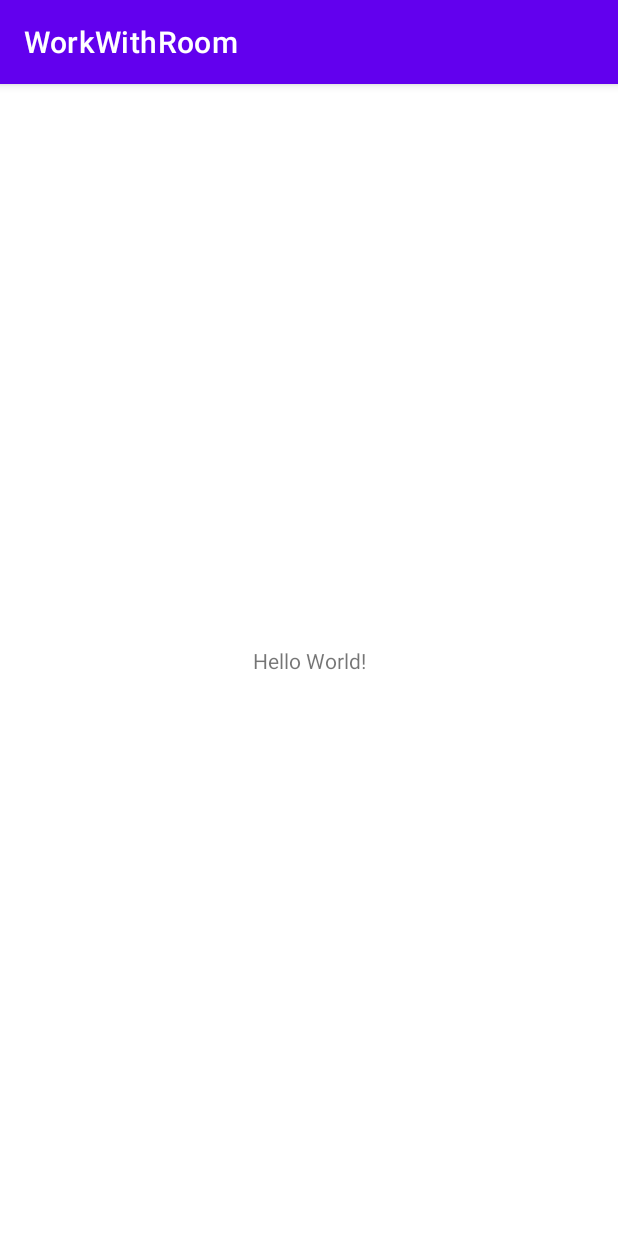
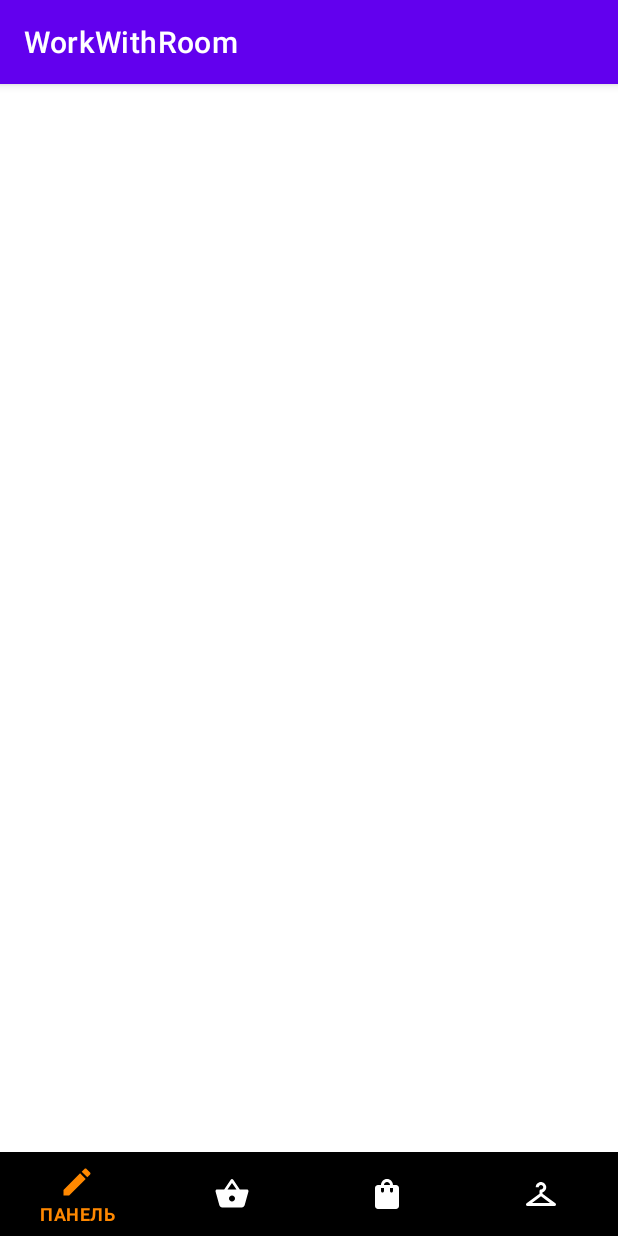
Before and after one commit to MikhailIgnatovich/WorkWithRoom, an Android app: the screen it shows after launch (MainActivity), on a phone screen of 412 x 824 dp. Run offline under Robolectric (Android 15) with nearby library versions, the phone set to English and light mode, and no system bars; our stand-ins replace data binding.

Commit message:
Сделал разметку activityMain и добавил bottom_menu.xml

```diff
--- /dev/null
+++ b/app/src/main/res/color/color_tab.xml
@@ -0,0 +1,5 @@
+<?xml version="1.0" encoding="utf-8"?>
+<selector xmlns:android="http://schemas.android.com/apk/res/android">
+    <item android:color="@android:color/holo_orange_dark" android:state_selected="true"/>
+    <item android:color="@color/white" android:state_checked="false"/>
+</selector>
--- /dev/null
+++ b/app/src/main/res/drawable/catalog_categories.xml
@@ -0,0 +1,5 @@
+<vector android:height="24dp" android:tint="#FFFFFF"
+    android:viewportHeight="24" android:viewportWidth="24"
+    android:width="24dp" xmlns:android="http://schemas.android.com/apk/res/android">
+    <path android:fillColor="@android:color/white" android:pathData="M17.21,9l-4.38,-6.56c-0.19,-0.28 -0.51,-0.42 -0.83,-0.42 -0.32,0 -0.64,0.14 -0.83,0.43L6.79,9L2,9c-0.55,0 -1,0.45 -1,1 0,0.09 0.01,0.18 0.04,0.27l2.54,9.27c0.23,0.84 1,1.46 1.92,1.46h13c0.92,0 1.69,-0.62 1.93,-1.46l2.54,-9.27L23,10c0,-0.55 -0.45,-1 -1,-1h-4.79zM9,9l3,-4.4L15,9L9,9zM12,17c-1.1,0 -2,-0.9 -2,-2s0.9,-2 2,-2 2,0.9 2,2 -0.9,2 -2,2z"/>
+</vector>
--- /dev/null
+++ b/app/src/main/res/drawable/catalog_clothes.xml
@@ -0,0 +1,5 @@
+<vector android:height="24dp" android:tint="#FFFFFF"
+    android:viewportHeight="24" android:viewportWidth="24"
+    android:width="24dp" xmlns:android="http://schemas.android.com/apk/res/android">
+    <path android:fillColor="@android:color/white" android:pathData="M21.6,18.2L13,11.75v-0.91c1.65,-0.49 2.8,-2.17 2.43,-4.05c-0.26,-1.31 -1.3,-2.4 -2.61,-2.7C10.54,3.57 8.5,5.3 8.5,7.5h2C10.5,6.67 11.17,6 12,6s1.5,0.67 1.5,1.5c0,0.84 -0.69,1.52 -1.53,1.5C11.43,8.99 11,9.45 11,9.99v1.76L2.4,18.2C1.63,18.78 2.04,20 3,20h9h9C21.96,20 22.37,18.78 21.6,18.2zM6,18l6,-4.5l6,4.5H6z"/>
+</vector>
--- /dev/null
+++ b/app/src/main/res/drawable/catalog_products.xml
@@ -0,0 +1,5 @@
+<vector android:height="24dp" android:tint="#FFFCFC"
+    android:viewportHeight="24" android:viewportWidth="24"
+    android:width="24dp" xmlns:android="http://schemas.android.com/apk/res/android">
+    <path android:fillColor="@android:color/white" android:pathData="M18,6h-2c0,-2.21 -1.79,-4 -4,-4S8,3.79 8,6H6C4.9,6 4,6.9 4,8v12c0,1.1 0.9,2 2,2h12c1.1,0 2,-0.9 2,-2V8C20,6.9 19.1,6 18,6zM10,10c0,0.55 -0.45,1 -1,1s-1,-0.45 -1,-1V8h2V10zM12,4c1.1,0 2,0.9 2,2h-4C10,4.9 10.9,4 12,4zM16,10c0,0.55 -0.45,1 -1,1s-1,-0.45 -1,-1V8h2V10z"/>
+</vector>
--- /dev/null
+++ b/app/src/main/res/drawable/cursor.xml
@@ -0,0 +1,5 @@
+<vector android:height="24dp" android:tint="#FFFFFF"
+    android:viewportHeight="24" android:viewportWidth="24"
+    android:width="24dp" xmlns:android="http://schemas.android.com/apk/res/android">
+    <path android:fillColor="@android:color/white" android:pathData="M5.59,7.41L10.18,12l-4.59,4.59L7,18l6,-6 -6,-6zM16,6h2v12h-2z"/>
+</vector>
--- /dev/null
+++ b/app/src/main/res/drawable/delete.xml
@@ -0,0 +1,5 @@
+<vector android:height="24dp" android:tint="@color/black"
+    android:viewportHeight="24" android:viewportWidth="24"
+    android:width="24dp" xmlns:android="http://schemas.android.com/apk/res/android">
+    <path android:fillColor="@android:color/white" android:pathData="M6,19c0,1.1 0.9,2 2,2h8c1.1,0 2,-0.9 2,-2L18,7L6,7v12zM8.46,11.88l1.41,-1.41L12,12.59l2.12,-2.12 1.41,1.41L13.41,14l2.12,2.12 -1.41,1.41L12,15.41l-2.12,2.12 -1.41,-1.41L10.59,14l-2.13,-2.12zM15.5,4l-1,-1h-5l-1,1L5,4v2h14L19,4z"/>
+</vector>
--- /dev/null
+++ b/app/src/main/res/drawable/edit_black.xml
@@ -0,0 +1,5 @@
+<vector android:height="24dp" android:tint="#130000"
+    android:viewportHeight="24" android:viewportWidth="24"
+    android:width="24dp" xmlns:android="http://schemas.android.com/apk/res/android">
+    <path android:fillColor="@android:color/white" android:pathData="M3,17.25V21h3.75L17.81,9.94l-3.75,-3.75L3,17.25zM20.71,7.04c0.39,-0.39 0.39,-1.02 0,-1.41l-2.34,-2.34c-0.39,-0.39 -1.02,-0.39 -1.41,0l-1.83,1.83 3.75,3.75 1.83,-1.83z"/>
+</vector>
--- /dev/null
+++ b/app/src/main/res/drawable/edit_white.xml
@@ -0,0 +1,5 @@
+<vector android:height="24dp" android:tint="#FFFFFF"
+    android:viewportHeight="24" android:viewportWidth="24"
+    android:width="24dp" xmlns:android="http://schemas.android.com/apk/res/android">
+    <path android:fillColor="@android:color/white" android:pathData="M3,17.25V21h3.75L17.81,9.94l-3.75,-3.75L3,17.25zM20.71,7.04c0.39,-0.39 0.39,-1.02 0,-1.41l-2.34,-2.34c-0.39,-0.39 -1.02,-0.39 -1.41,0l-1.83,1.83 3.75,3.75 1.83,-1.83z"/>
+</vector>
--- /dev/null
+++ b/app/src/main/res/drawable/price.xml
@@ -0,0 +1,5 @@
+<vector android:height="24dp" android:tint="#FFFFFF"
+    android:viewportHeight="24" android:viewportWidth="24"
+    android:width="24dp" xmlns:android="http://schemas.android.com/apk/res/android">
+    <path android:fillColor="@android:color/white" android:pathData="M11.8,10.9c-2.27,-0.59 -3,-1.2 -3,-2.15 0,-1.09 1.01,-1.85 2.7,-1.85 1.78,0 2.44,0.85 2.5,2.1h2.21c-0.07,-1.72 -1.12,-3.3 -3.21,-3.81V3h-3v2.16c-1.94,0.42 -3.5,1.68 -3.5,3.61 0,2.31 1.91,3.46 4.7,4.13 2.5,0.6 3,1.48 3,2.41 0,0.69 -0.49,1.79 -2.7,1.79 -2.06,0 -2.87,-0.92 -2.98,-2.1h-2.2c0.12,2.19 1.76,3.42 3.68,3.83V21h3v-2.15c1.95,-0.37 3.5,-1.5 3.5,-3.55 0,-2.84 -2.43,-3.81 -4.7,-4.4z"/>
+</vector>
--- a/app/src/main/res/layout/activity_main.xml
+++ b/app/src/main/res/layout/activity_main.xml
@@ -1,18 +1,37 @@
 <?xml version="1.0" encoding="utf-8"?>
-<androidx.constraintlayout.widget.ConstraintLayout xmlns:android="http://schemas.android.com/apk/res/android"
+<layout xmlns:android="http://schemas.android.com/apk/res/android"
     xmlns:app="http://schemas.android.com/apk/res-auto"
-    xmlns:tools="http://schemas.android.com/tools"
+    xmlns:tools="http://schemas.android.com/tools">
+
+<androidx.constraintlayout.widget.ConstraintLayout
     android:layout_width="match_parent"
     android:layout_height="match_parent"
     tools:context=".MainActivity">
 
-    <TextView
-        android:layout_width="wrap_content"
-        android:layout_height="wrap_content"
-        android:text="Hello World!"
+    <FrameLayout
+        android:id="@+id/content"
+        android:layout_width="match_parent"
+        android:layout_height="match_parent"
         app:layout_constraintBottom_toBottomOf="parent"
-        app:layout_constraintLeft_toLeftOf="parent"
-        app:layout_constraintRight_toRightOf="parent"
         app:layout_constraintTop_toTopOf="parent" />
 
+    <androidx.coordinatorlayout.widget.CoordinatorLayout
+        android:layout_width="match_parent"
+        android:layout_height="wrap_content"
+        app:layout_constraintBottom_toBottomOf="parent"
+        app:layout_constraintEnd_toEndOf="parent"
+        app:layout_constraintStart_toStartOf="parent">
+
+        <com.google.android.material.bottomnavigation.BottomNavigationView
+            android:layout_width="match_parent"
+            android:layout_height="?attr/actionBarSize"
+            android:background="@color/black"
+            android:elevation="16dp"
+            app:itemIconTint="@color/color_tab"
+            app:itemTextColor="@color/color_tab"
+            app:menu="@menu/bottom_menu"/>
+
+    </androidx.coordinatorlayout.widget.CoordinatorLayout>
+
 </androidx.constraintlayout.widget.ConstraintLayout>
+</layout>
--- /dev/null
+++ b/app/src/main/res/menu/bottom_menu.xml
@@ -0,0 +1,25 @@
+<?xml version="1.0" encoding="utf-8"?>
+<menu xmlns:android="http://schemas.android.com/apk/res/android"
+    xmlns:app="http://schemas.android.com/apk/res-auto">
+
+    <item android:id="@+id/panelItemBottomNav"
+        android:title="@string/panel"
+        android:icon="@drawable/edit_white"
+        app:showAsAction="ifRoom"/>
+
+    <item android:id="@+id/catalogCategoriesItemBottomNav"
+        android:title="@string/catalog_categories"
+        android:icon="@drawable/catalog_categories"
+        app:showAsAction="ifRoom"/>
+
+    <item android:id="@+id/catalogProductsItemBottomNav"
+        android:title="@string/catalog_products"
+        android:icon="@drawable/catalog_products"
+        app:showAsAction="ifRoom"/>
+
+    <item android:id="@+id/catalogClothesItemBottomNav"
+        android:title="@string/catalog_clothes"
+        android:icon="@drawable/catalog_clothes"
+        app:showAsAction="ifRoom"/>
+
+</menu>
--- a/app/src/main/res/values/strings.xml
+++ b/app/src/main/res/values/strings.xml
@@ -1,3 +1,7 @@
 <resources>
     <string name="app_name">WorkWithRoom</string>
+    <string name="panel">ПАНЕЛЬ</string>
+    <string name="catalog_categories">КФТЕГОРИИ</string>
+    <string name="catalog_products">ТОВАРЫ</string>
+    <string name="catalog_clothes">ОДЕЖДА</string>
 </resources>
```
